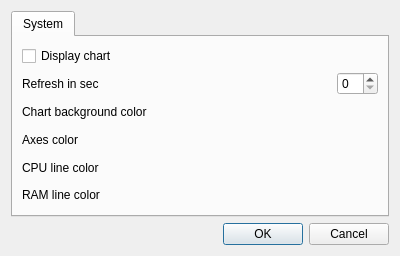
Qt form src/gui/ui/settingswidget.ui (pblottiere/snail) before a commit.
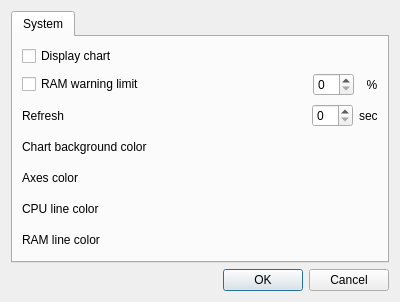
The same form after that commit.

Commit message: Add warning limit for ram

```diff
--- a/src/gui/ui/settingswidget.ui
+++ b/src/gui/ui/settingswidget.ui
@@ -7,7 +7,7 @@
     <x>0</x>
     <y>0</y>
     <width>400</width>
-    <height>256</height>
+    <height>302</height>
    </rect>
   </property>
   <property name="windowTitle">
@@ -31,12 +31,46 @@
          </property>
         </widget>
        </item>
+       <item>
+        <layout class="QHBoxLayout" name="horizontalLayout_2">
+         <item>
+          <widget class="QCheckBox" name="mRamWarning">
+           <property name="text">
+            <string>RAM warning limit</string>
+           </property>
+          </widget>
+         </item>
+         <item>
+          <spacer name="horizontalSpacer_2">
+           <property name="orientation">
+            <enum>Qt::Horizontal</enum>
+           </property>
+           <property name="sizeHint" stdset="0">
+            <size>
+             <width>40</width>
+             <height>20</height>
+            </size>
+           </property>
+          </spacer>
+         </item>
+         <item>
+          <widget class="QSpinBox" name="mRamWarningLimit"/>
+         </item>
+         <item>
+          <widget class="QLabel" name="label_6">
+           <property name="text">
+            <string>  %</string>
+           </property>
+          </widget>
+         </item>
+        </layout>
+       </item>
        <item>
         <layout class="QHBoxLayout" name="horizontalLayout">
          <item>
           <widget class="QLabel" name="label_5">
            <property name="text">
-            <string>Refresh in sec</string>
+            <string>Refresh</string>
            </property>
           </widget>
          </item>
@@ -56,6 +90,13 @@
          <item>
           <widget class="QSpinBox" name="mRefreshSec"/>
          </item>
+         <item>
+          <widget class="QLabel" name="label_7">
+           <property name="text">
+            <string>sec</string>
+           </property>
+          </widget>
+         </item>
         </layout>
        </item>
        <item>
```
The commit also changes 5 other files.
